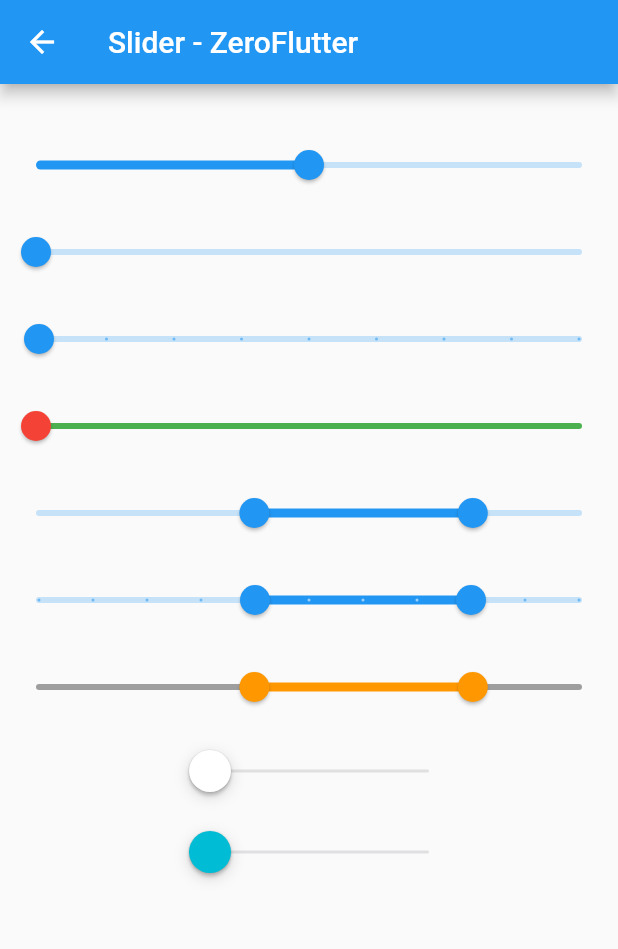
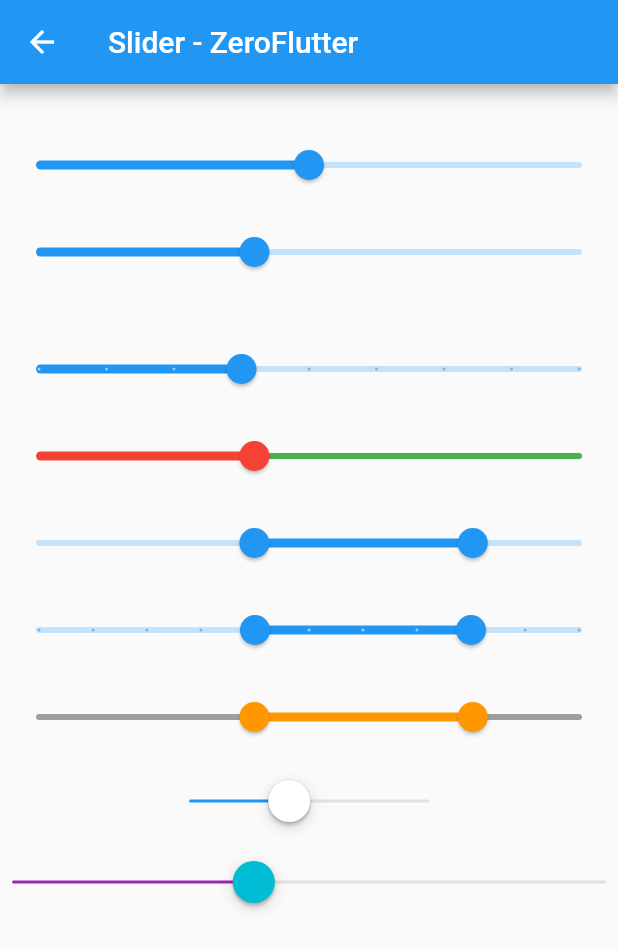
Before and after one commit to BytesZero/flutter_widgets, a Flutter app: the SliderPage screen opened directly, on a phone screen of 412 x 824 dp. Shown: the top 949 px of the screen. Run offline on Flutter 3.47's test engine with Material 2 defaults, Android fonts, the phone set to English and light mode, and no system bars.

Commit message:
1、添加 Slider

```diff
--- a/lib/pages/slider/slider_page.dart
+++ b/lib/pages/slider/slider_page.dart
@@ -10,27 +10,9 @@ class SliderPage extends StatefulWidget {
 }
 
 class _SliderPageState extends State<SliderPage> with TickerProviderStateMixin {
-  late AnimationController controller;
   double progress = 0.5;
-  double progress2 = 0;
+  double progress2 = 40;
   RangeValues _rangeValues = const RangeValues(40, 80);
-  @override
-  void initState() {
-    controller = AnimationController(
-      vsync: this,
-      duration: const Duration(seconds: 3),
-    )..addListener(() {
-        setState(() {});
-      });
-    controller.repeat(reverse: true);
-    super.initState();
-  }
-
-  @override
-  void dispose() {
-    controller.dispose();
-    super.dispose();
-  }
 
   @override
   Widget build(BuildContext context) {
@@ -60,7 +42,11 @@ class _SliderPageState extends State<SliderPage> with TickerProviderStateMixin {
               height: 10,
               width: 10,
             ),
-            Slider(
+            SliderTheme(
+              data: SliderThemeData(
+                showValueIndicator: ShowValueIndicator.always,
+              ),
+              child: Slider(
                 value: progress2,
                 min: 0,
                 max: 100,
@@ -72,9 +58,10 @@ class _SliderPageState extends State<SliderPage> with TickerProviderStateMixin {
                   });
                 },
               ),
+            ),
             SizedBox(
-              height: 10,
-              width: 10,
+              height: 30,
+              width: 30,
             ),
             Slider(
               value: progress2,
@@ -168,7 +155,9 @@ class _SliderPageState extends State<SliderPage> with TickerProviderStateMixin {
               height: 10,
               width: 10,
             ),
-            CupertinoSlider(
+            SizedBox(
+              width: double.infinity,
+              child: CupertinoSlider(
                 value: progress2,
                 max: 100,
                 divisions: 5,
@@ -180,81 +169,7 @@ class _SliderPageState extends State<SliderPage> with TickerProviderStateMixin {
                   });
                 },
               ),
-            //   LinearProgressIndicator(
-            //     value: controller.value,
-            //     minHeight: 10,
-            //   ),
-            //   SizedBox(
-            //     height: 10,
-            //     width: 10,
-            //   ),
-            //   LinearProgressIndicator(
-            //     value: controller.value,
-            //     backgroundColor: Colors.red,
-            //     valueColor: controller.drive(
-            //       ColorTween(
-            //         begin: Colors.greenAccent,
-            //         end: Colors.orange,
-            //       ),
-            //     ),
-            //   ),
-            //   SizedBox(
-            //     height: 30,
-            //     width: 30,
-            //   ),
-            //   Row(
-            //     mainAxisAlignment: MainAxisAlignment.spaceAround,
-            //     children: [
-            //       CircularProgressIndicator(),
-            //       CircularProgressIndicator(
-            //         value: controller.value,
-            //       ),
-            //       CircularProgressIndicator(
-            //         strokeWidth: 10,
-            //       ),
-            //       CircularProgressIndicator(
-            //         backgroundColor: Colors.grey.withOpacity(0.4),
-            //         valueColor: controller.drive(
-            //           ColorTween(
-            //             begin: Colors.amber,
-            //             end: Colors.green,
-            //           ),
-            //         ),
-            //       ),
-            //       CircularProgressIndicator(
-            //         value: controller.value,
-            //         backgroundColor: Colors.grey.withOpacity(0.4),
-            //         valueColor: controller.drive(
-            //           ColorTween(
-            //             begin: Colors.blue,
-            //             end: Colors.pink,
-            //           ),
-            //         ),
-            //       ),
-            //       CircularProgressIndicator(
-            //         value: controller.value,
-            //         valueColor: AlwaysStoppedAnimation<Color>(Colors.pink),
-            //       ),
-            //     ],
-            //   ),
-            //   SizedBox(
-            //     height: 30,
-            //     width: 30,
-            //   ),
-            //   Row(
-            //     mainAxisAlignment: MainAxisAlignment.spaceAround,
-            //     children: [
-            //       CircularProgressIndicator.adaptive(),
-            //       CupertinoActivityIndicator(),
-            //       CupertinoActivityIndicator(
-            //         radius: 20,
-            //       ),
-            //       CupertinoActivityIndicator.partiallyRevealed(
-            //         radius: 20,
-            //         progress: controller.value,
-            //       ),
-            //     ],
-            //   )
+            ),
           ],
         ),
       ),
```
Lines whose indentation alone changed are shown as unchanged.
